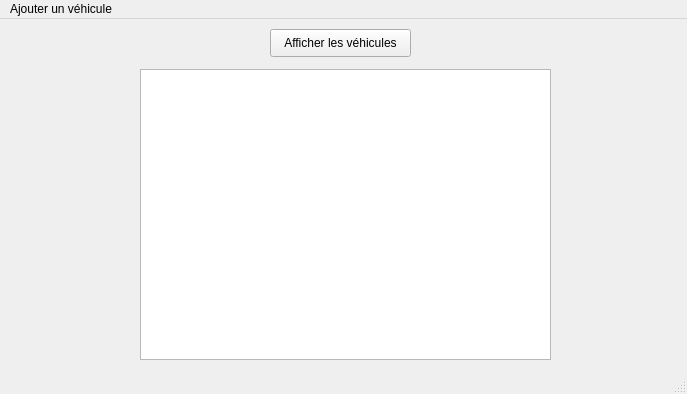
Qt form TP4/ProprietaireQt/proprietaireqt.ui (francisboulianne/TP4) before a commit.
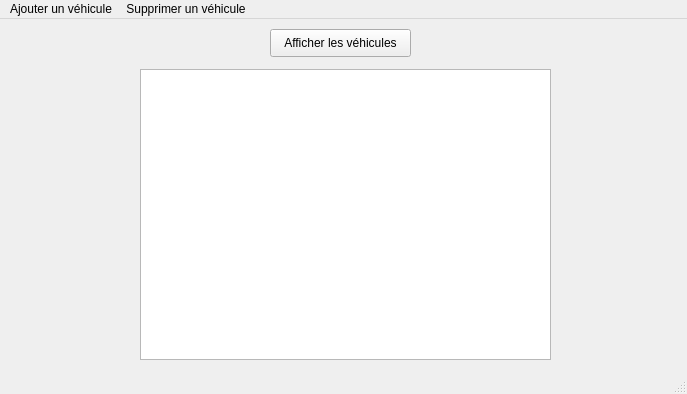
The same form after that commit.

Patch:
```diff
--- a/TP4/ProprietaireQt/proprietaireqt.ui
+++ b/TP4/ProprietaireQt/proprietaireqt.ui
@@ -54,7 +54,14 @@
     <addaction name="actionV_hicule_promenade"/>
     <addaction name="actionCamion_2"/>
    </widget>
+   <widget class="QMenu" name="menuSupprimer_un_v_hicule">
+    <property name="title">
+     <string>Supprimer un véhicule</string>
+    </property>
+    <addaction name="actionSupprimer"/>
+   </widget>
    <addaction name="menuAjouter_Vehicule"/>
+   <addaction name="menuSupprimer_un_v_hicule"/>
   </widget>
   <widget class="QStatusBar" name="statusbar"/>
   <action name="actionV_hicule_de_promenade">
```
Left out of the diff: 5 changed lines with no effect on the pictures.
